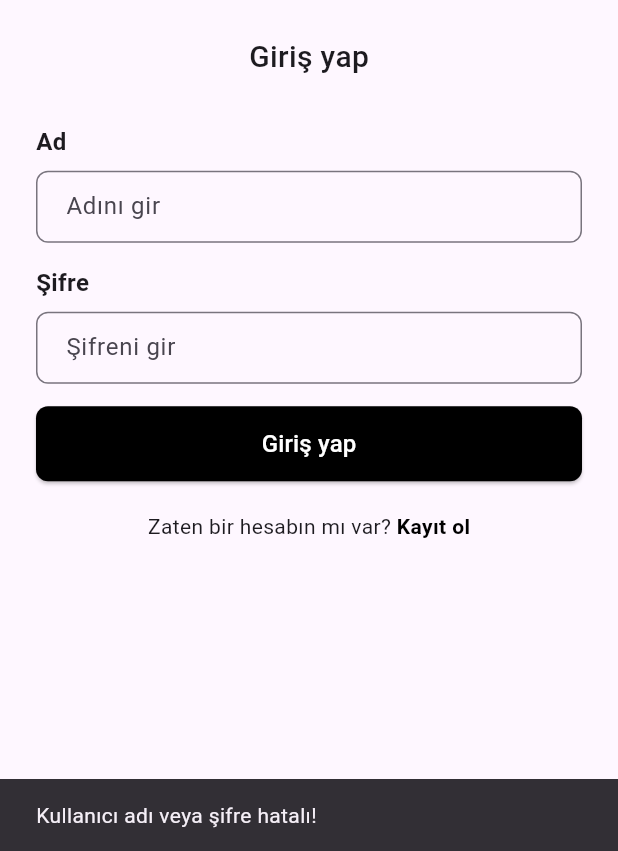
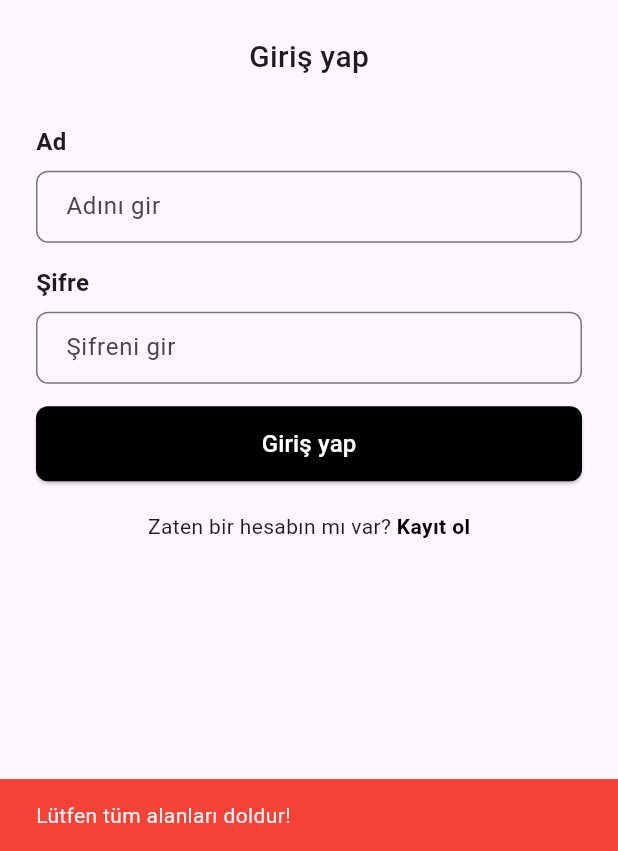
Before and after one commit to ElanurToptas/Archis-Academy, a Flutter app: the LoginView screen opened by its route, after a tap on "Giriş yap", on a phone screen of 412 x 824 dp, the part 385-1236 px from its top. Run offline on Flutter 3.47's test engine with Material 3 defaults, Android fonts, the phone set to English and light mode, and no system bars; our stand-ins replace flutter_svg, go_router, shared_preferences; accounts and stored records are empty.

Commit message:
feat: add form validation for login and registration screens

```diff
--- a/lib/features/auth/view/login_view.dart
+++ b/lib/features/auth/view/login_view.dart
@@ -77,6 +77,17 @@ class _LoginViewState extends State<LoginView> {
                     ),
 
                     onPressed: () async {
+                      if (nameController.text.isEmpty ||
+                          passwordController.text.isEmpty) {
+                        ScaffoldMessenger.of(context).showSnackBar(
+                          const SnackBar(
+                            content: Text("Lütfen tüm alanları doldur!"),
+                            backgroundColor: Colors.red,
+                          ),
+                        );
+                        return;
+                      }
+
                       final success = await context.read<AuthProvider>().signIn(
                         nameController.text,
                         passwordController.text,
@@ -86,9 +97,10 @@ class _LoginViewState extends State<LoginView> {
                         if (success) {
                           context.go(AppRoutes.home);
                         } else {
-      // Hata mesajı göster (Profesyonel yaklaşım: SnackBar)
                           ScaffoldMessenger.of(context).showSnackBar(
-        const SnackBar(content: Text("Kullanıcı adı veya şifre hatalı!")),
+                            const SnackBar(
+                              content: Text("Kullanıcı adı veya şifre hatalı!"),
+                            ),
                           );
                         }
                       }
```
Also changed, not shown: lib/features/auth/view/register_view.dart (+25 -3 lines). Lines whose indentation alone changed are shown as unchanged.
